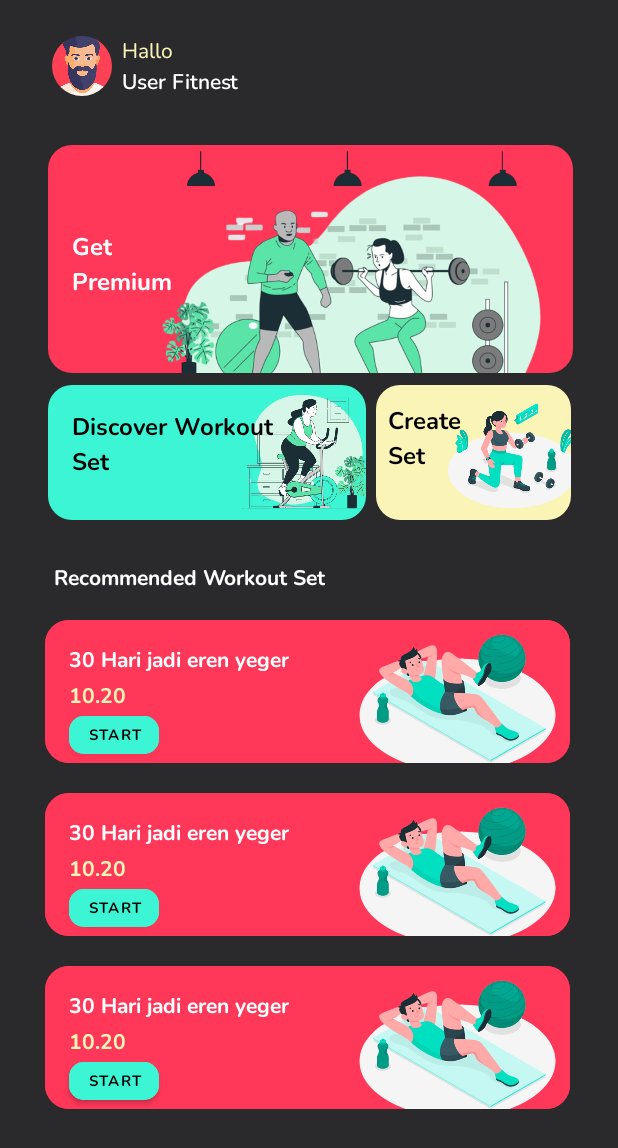
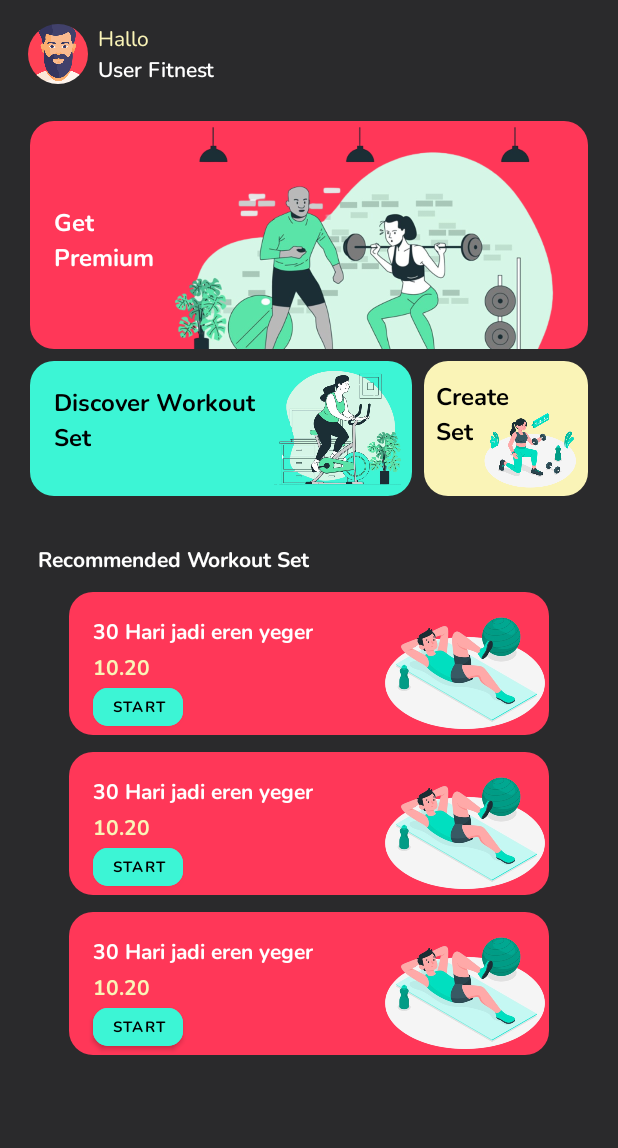
Before and after one commit to FitNest-AI/Mobile-Development-App, an Android app: the layout fragment_home.xml on its own in the app's theme, with its tools: preview values and no code run, on a phone screen of 412 x 824 dp. Shown: the top 1148 px of the screen. Run offline under Robolectric (Android 15) with nearby library versions, the phone set to English and light mode, and no system bars.

Commit message:
Update Camera

```diff
--- a/app/build.gradle.kts
+++ b/app/build.gradle.kts
@@ -72,6 +72,8 @@ dependencies {
     implementation("androidx.camera:camera-camera2:1.3.0")
     implementation("androidx.camera:camera-lifecycle:1.3.0")
     implementation("androidx.camera:camera-view:1.4.0-alpha02")
+    implementation ("androidx.camera:camera-view:1.3.0")
+
 
     implementation ("androidx.lifecycle:lifecycle-viewmodel-ktx:2.6.2")
     implementation("androidx.recyclerview:recyclerview:1.3.1")
--- a/app/src/main/java/com/example/fitnestapp/ui/camera/CameraActivity.kt
+++ b/app/src/main/java/com/example/fitnestapp/ui/camera/CameraActivity.kt
@@ -6,12 +6,14 @@ import android.content.Context
 import android.content.pm.PackageManager
 import android.graphics.*
 import android.hardware.camera2.CameraCaptureSession
+import android.hardware.camera2.CameraCharacteristics
 import android.hardware.camera2.CameraDevice
 import android.hardware.camera2.CameraManager
 import android.os.Bundle
 import android.os.Handler
 import android.os.HandlerThread
 import android.util.Log
+import android.util.Size
 import android.view.Surface
 import android.view.TextureView
 import android.widget.ImageView
@@ -128,8 +130,8 @@ class CameraActivity : AppCompatActivity() {
             cameraManager.cameraIdList[0],
             object : CameraDevice.StateCallback() {
                 override fun onOpened(p0: CameraDevice) {
-                    var captureRequest = p0.createCaptureRequest(CameraDevice.TEMPLATE_PREVIEW)
-                    var surface = Surface(textureView.surfaceTexture)
+                    val captureRequest = p0.createCaptureRequest(CameraDevice.TEMPLATE_PREVIEW)
+                    val surface = Surface(textureView.surfaceTexture)
                     captureRequest.addTarget(surface)
                     p0.createCaptureSession(
                         listOf(surface),
--- a/app/src/main/java/com/example/fitnestapp/ui/workoutlist/WorkoutListActivity.kt
+++ /dev/null
@@ -1,12 +0,0 @@
-package com.example.fitnestapp.ui.workoutlist
-
-import androidx.appcompat.app.AppCompatActivity
-import android.os.Bundle
-import com.example.fitnestapp.R
-
-class WorkoutListActivity : AppCompatActivity() {
-    override fun onCreate(savedInstanceState: Bundle?) {
-        super.onCreate(savedInstanceState)
-        setContentView(R.layout.activity_workout_list)
-    }
-}
--- a/app/src/main/res/layout/activity_camera.xml
+++ b/app/src/main/res/layout/activity_camera.xml
@@ -10,7 +10,9 @@
     <TextureView
         android:id="@+id/textureView"
         android:layout_width="match_parent"
-        android:layout_height="match_parent" />
+        android:layout_height="match_parent"
+        tools:layout_editor_absoluteX="5dp"
+        tools:layout_editor_absoluteY="41dp" />
 
     <ImageView
         android:id="@+id/imageView"
--- a/app/src/main/res/layout/activity_workout_list.xml
+++ /dev/null
@@ -1,22 +0,0 @@
-<?xml version="1.0" encoding="utf-8"?>
-<androidx.constraintlayout.widget.ConstraintLayout xmlns:android="http://schemas.android.com/apk/res/android"
-    xmlns:app="http://schemas.android.com/apk/res-auto"
-    xmlns:tools="http://schemas.android.com/tools"
-    android:layout_width="match_parent"
-    android:layout_height="match_parent"
-    android:background="@color/grey"
-    tools:context=".ui.workoutlist.WorkoutListActivity">
-
-    <androidx.constraintlayout.widget.ConstraintLayout
-        android:layout_width="410dp"
-        android:layout_height="592dp"
-        android:background="@drawable/background_shape"
-        android:backgroundTint="@color/agakgrey"
-        app:layout_constraintBottom_toBottomOf="parent"
-        app:layout_constraintEnd_toEndOf="parent"
-        app:layout_constraintStart_toStartOf="parent">
-
-
-    </androidx.constraintlayout.widget.ConstraintLayout>
-
-</androidx.constraintlayout.widget.ConstraintLayout>
--- a/app/src/main/res/layout/fragment_home.xml
+++ b/app/src/main/res/layout/fragment_home.xml
@@ -8,24 +8,67 @@
     android:background="#2A2A2C"
     tools:context=".ui.home.HomeFragment">
 
+    <de.hdodenhof.circleimageview.CircleImageView
+        android:id="@+id/circleImageView"
+        android:layout_width="45dp"
+        android:layout_height="40dp"
+        android:layout_marginStart="16dp"
+        android:layout_marginTop="16dp"
+        android:src="@drawable/user"
+        app:layout_constraintStart_toStartOf="parent"
+        app:layout_constraintTop_toTopOf="parent" />
+
+    <TextView
+        android:id="@+id/textView11"
+        android:layout_width="wrap_content"
+        android:layout_height="wrap_content"
+        android:layout_marginStart="4dp"
+        android:layout_marginTop="16dp"
+        android:fontFamily="@font/nunito_regular"
+        android:text="Hallo"
+        android:textColor="@color/yellow"
+        app:layout_constraintStart_toEndOf="@+id/circleImageView"
+        app:layout_constraintTop_toTopOf="parent" />
+
+    <TextView
+        android:id="@+id/textView4"
+        android:layout_width="wrap_content"
+        android:layout_height="wrap_content"
+        android:fontFamily="@font/nunito_semibold"
+        android:text="User Fitnest"
+        android:textColor="@color/white"
+        android:textStyle="bold"
+        app:layout_constraintEnd_toEndOf="parent"
+        app:layout_constraintHorizontal_bias="0.014"
+        app:layout_constraintStart_toEndOf="@+id/circleImageView"
+        app:layout_constraintTop_toBottomOf="@+id/textView11" />
+
+    <androidx.constraintlayout.widget.ConstraintLayout
+        android:id="@+id/constraintLayout4"
+        android:layout_width="match_parent"
+        android:layout_height="wrap_content"
+        android:layout_marginStart="20dp"
+        android:layout_marginTop="24dp"
+        android:layout_marginEnd="20dp"
+        app:layout_constraintEnd_toEndOf="parent"
+        app:layout_constraintStart_toStartOf="parent"
+        app:layout_constraintTop_toBottomOf="@+id/textView4">
+
         <androidx.constraintlayout.widget.ConstraintLayout
             android:id="@+id/layout_banner"
-        android:layout_width="350dp"
+            android:layout_width="match_parent"
             android:layout_height="152dp"
-        android:layout_marginStart="31dp"
-        android:layout_marginTop="32dp"
-        android:layout_marginEnd="30dp"
             android:background="@drawable/rounded_background"
             android:backgroundTint="@color/red"
             app:layout_constraintEnd_toEndOf="parent"
             app:layout_constraintStart_toStartOf="parent"
-        app:layout_constraintTop_toBottomOf="@+id/textView4">
+            app:layout_constraintTop_toTopOf="parent">
 
             <ImageView
                 android:id="@+id/imageView2"
-            android:layout_width="353dp"
+                android:layout_width="match_parent"
                 android:layout_height="175dp"
-            android:layout_marginStart="24dp"
+                android:layout_marginStart="70dp"
                 android:layout_marginTop="2dp"
                 app:layout_constraintEnd_toEndOf="parent"
                 app:layout_constraintHorizontal_bias="0.0"
@@ -61,74 +104,29 @@
                 app:layout_constraintTop_toTopOf="parent" />
         </androidx.constraintlayout.widget.ConstraintLayout>
 
-    <androidx.constraintlayout.widget.ConstraintLayout
-        android:id="@+id/layout_create_set"
-        android:layout_width="130dp"
-        android:layout_height="90dp"
-        android:layout_marginTop="8dp"
-        android:layout_marginEnd="31dp"
-        android:background="@drawable/rounded_background"
-        android:backgroundTint="@color/yellow"
+        <LinearLayout
+            android:id="@+id/linearLayout"
+            android:layout_width="match_parent"
+            android:layout_height="wrap_content"
+            android:orientation="horizontal"
             app:layout_constraintEnd_toEndOf="parent"
+            app:layout_constraintStart_toStartOf="parent"
             app:layout_constraintTop_toBottomOf="@+id/layout_banner">
-
-
-        <ImageView
-            android:id="@+id/imageView5"
-            android:layout_width="133dp"
-            android:layout_height="90dp"
-            android:layout_marginStart="24dp"
-            android:layout_marginTop="16dp"
-            app:layout_constraintBottom_toBottomOf="parent"
-            app:layout_constraintStart_toStartOf="parent"
-            app:layout_constraintTop_toTopOf="parent"
-            app:layout_constraintVertical_bias="1.0"
-            app:srcCompat="@drawable/create_set_image" />
-
-        <TextView
-            android:id="@+id/textView7"
-            android:layout_width="wrap_content"
-            android:layout_height="wrap_content"
-            android:layout_marginStart="8dp"
-            android:layout_marginTop="12dp"
-            android:fontFamily="@font/nunito_extrabold"
-            android:text="Create"
-            android:textColor="@color/black"
-            android:textSize="16sp"
-            app:layout_constraintStart_toStartOf="parent"
-            app:layout_constraintTop_toTopOf="parent" />
-
-        <TextView
-            android:id="@+id/textView8"
-            android:layout_width="wrap_content"
-            android:layout_height="wrap_content"
-            android:layout_marginStart="8dp"
-            android:fontFamily="@font/nunito_extrabold"
-            android:text="Set"
-            android:textColor="@color/black"
-            android:textSize="16sp"
-            app:layout_constraintStart_toStartOf="parent"
-            app:layout_constraintTop_toBottomOf="@+id/textView7" />
-
-
-    </androidx.constraintlayout.widget.ConstraintLayout>
 
             <androidx.constraintlayout.widget.ConstraintLayout
                 android:id="@+id/layout_discover"
-        android:layout_width="212dp"
+                android:layout_width="0dp"
                 android:layout_height="90dp"
-        android:layout_marginStart="32dp"
                 android:layout_marginTop="8dp"
+                android:layout_weight="0.7"
                 android:background="@drawable/rounded_background"
-        android:backgroundTint="@color/greeen"
-        app:layout_constraintStart_toStartOf="parent"
-        app:layout_constraintTop_toBottomOf="@+id/layout_banner">
+                android:backgroundTint="@color/greeen">
 
                 <ImageView
                     android:id="@+id/imageView4"
-            android:layout_width="190dp"
+                    android:layout_width="100dp"
                     android:layout_height="92dp"
-            android:layout_marginStart="16dp"
+                    android:layout_marginStart="5dp"
                     app:layout_constraintEnd_toEndOf="parent"
                     app:layout_constraintHorizontal_bias="0.624"
                     app:layout_constraintStart_toEndOf="@+id/textView5"
@@ -163,63 +161,81 @@
 
             </androidx.constraintlayout.widget.ConstraintLayout>
 
+            <androidx.constraintlayout.widget.ConstraintLayout
+                android:id="@+id/layout_create_set"
+                android:layout_width="0dp"
+                android:layout_height="90dp"
+                android:layout_marginStart="8dp"
+                android:layout_marginTop="8dp"
+                android:layout_marginEnd="0dp"
+                android:layout_weight="0.3"
+                android:background="@drawable/rounded_background"
+                android:backgroundTint="@color/yellow">
+
+
+                <ImageView
+                    android:id="@+id/imageView5"
+                    android:layout_width="match_parent"
+                    android:layout_height="match_parent"
+                    android:layout_marginStart="32dp"
+                    android:layout_marginTop="26dp"
+                    app:layout_constraintBottom_toBottomOf="parent"
+                    app:layout_constraintStart_toStartOf="parent"
+                    app:layout_constraintTop_toTopOf="parent"
+                    app:layout_constraintVertical_bias="1.0"
+                    app:srcCompat="@drawable/create_set_image" />
+
+                <TextView
+                    android:id="@+id/textView7"
+                    android:layout_width="wrap_content"
+                    android:layout_height="wrap_content"
+                    android:layout_marginStart="8dp"
+                    android:layout_marginTop="12dp"
+                    android:fontFamily="@font/nunito_extrabold"
+                    android:text="Create"
+                    android:textColor="@color/black"
+                    android:textSize="16sp"
+                    app:layout_constraintStart_toStartOf="parent"
+                    app:layout_constraintTop_toTopOf="parent" />
+
+                <TextView
+                    android:id="@+id/textView8"
+                    android:layout_width="wrap_content"
+                    android:layout_height="wrap_content"
+                    android:layout_marginStart="8dp"
+                    android:fontFamily="@font/nunito_extrabold"
+                    android:text="Set"
+                    android:textColor="@color/black"
+                    android:textSize="16sp"
+                    app:layout_constraintStart_toStartOf="parent"
+                    app:layout_constraintTop_toBottomOf="@+id/textView7" />
+
+
+            </androidx.constraintlayout.widget.ConstraintLayout>
+        </LinearLayout>
+
+    </androidx.constraintlayout.widget.ConstraintLayout>
+
 
     <TextView
         android:id="@+id/textView3"
         android:layout_width="wrap_content"
         android:layout_height="wrap_content"
-        android:layout_marginStart="36dp"
-        android:layout_marginTop="28dp"
+        android:layout_marginStart="25dp"
+        android:layout_marginTop="32dp"
         android:fontFamily="@font/nunito_extrabold"
         android:text="Recommended Workout Set"
         android:textColor="@color/white"
         android:textStyle="bold"
         app:layout_constraintStart_toStartOf="parent"
-        app:layout_constraintTop_toBottomOf="@+id/layout_discover" />
-
-    <de.hdodenhof.circleimageview.CircleImageView
-        android:id="@+id/circleImageView"
-        android:layout_width="45dp"
-        android:layout_height="40dp"
-        android:layout_marginStart="32dp"
-        android:layout_marginTop="12dp"
-        android:src="@drawable/user"
-        app:layout_constraintBottom_toTopOf="@+id/layout_banner"
-        app:layout_constraintStart_toStartOf="parent"
-        app:layout_constraintTop_toTopOf="parent"
-        app:layout_constraintVertical_bias="0.272" />
-
-    <TextView
-        android:id="@+id/textView11"
-        android:layout_width="wrap_content"
-        android:layout_height="wrap_content"
-        android:layout_marginStart="4dp"
-        android:layout_marginTop="24dp"
-        android:fontFamily="@font/nunito_regular"
-        android:text="Hallo"
-        android:textColor="@color/yellow"
-        app:layout_constraintStart_toEndOf="@+id/circleImageView"
-        app:layout_constraintTop_toTopOf="parent" />
-
-    <TextView
-        android:id="@+id/textView4"
-        android:layout_width="wrap_content"
-        android:layout_height="wrap_content"
-        android:layout_marginEnd="200dp"
-        android:fontFamily="@font/nunito_semibold"
-        android:text="User Fitnest"
-        android:textColor="@color/white"
-        android:textStyle="bold"
-        app:layout_constraintEnd_toEndOf="parent"
-        app:layout_constraintHorizontal_bias="0.067"
-        app:layout_constraintStart_toEndOf="@+id/circleImageView"
-        app:layout_constraintTop_toBottomOf="@+id/textView11" />
+        app:layout_constraintTop_toBottomOf="@+id/constraintLayout4" />
 
     <androidx.recyclerview.widget.RecyclerView
         android:id="@+id/rv_main"
-        android:layout_width="409dp"
+        android:layout_width="match_parent"
         android:layout_height="353dp"
-        android:layout_marginTop="8dp"
+        android:layout_marginTop="3dp"
+        app:layout_constraintEnd_toEndOf="parent"
         app:layout_constraintStart_toStartOf="parent"
         app:layout_constraintTop_toBottomOf="@+id/textView3"
         tools:listitem="@layout/set_item" />
--- a/app/src/main/res/layout/fragment_workout_list.xml
+++ b/app/src/main/res/layout/fragment_workout_list.xml
@@ -13,14 +13,16 @@
         android:layout_width="0dp"
         android:layout_height="wrap_content"
         android:layout_margin="12dp"
+        android:layout_marginStart="20dp"
+        android:layout_marginEnd="20dp"
         android:background="@drawable/search_bg"
+        android:focusable="false"
+        app:iconifiedByDefault="false"
         app:layout_constraintEnd_toEndOf="parent"
         app:layout_constraintStart_toStartOf="parent"
         app:layout_constraintTop_toTopOf="parent"
-        app:iconifiedByDefault="false"
         app:queryHint="Search"
-        app:searchHintIcon="@null"
-        android:focusable="false"/>
+        app:searchHintIcon="@null" />
 
     <Button
         android:id="@+id/button"
@@ -39,14 +41,13 @@
         android:id="@+id/rv_WorkoutList"
         android:layout_width="wrap_content"
         android:layout_height="wrap_content"
-        android:layout_marginStart="12dp"
         android:layout_marginTop="2dp"
-        android:layout_marginEnd="11dp"
         android:padding="20dp"
         app:layout_constraintEnd_toEndOf="parent"
         app:layout_constraintHorizontal_bias="0.517"
         app:layout_constraintStart_toStartOf="parent"
-        app:layout_constraintTop_toBottomOf="@+id/button" />
+        app:layout_constraintTop_toBottomOf="@+id/button"
+        tools:listitem="@layout/set_item" />
 
 
 </androidx.constraintlayout.widget.ConstraintLayout>
--- a/app/src/main/res/layout/set_item.xml
+++ b/app/src/main/res/layout/set_item.xml
@@ -2,12 +2,14 @@
 <androidx.constraintlayout.widget.ConstraintLayout xmlns:android="http://schemas.android.com/apk/res/android"
     xmlns:app="http://schemas.android.com/apk/res-auto"
     android:layout_width="match_parent"
-    android:layout_height="wrap_content"
-    android:padding="10dp">
+    android:layout_height="wrap_content">
 
     <androidx.constraintlayout.widget.ConstraintLayout
-        android:layout_width="350dp"
+        android:layout_width="320dp"
         android:layout_height="95dp"
+        android:layout_marginTop="8dp"
+        android:layout_marginBottom="3dp"
+        android:layout_weight="0.8"
         android:background="@drawable/rounded_background"
         android:backgroundTint="@color/red"
         app:layout_constraintBottom_toBottomOf="parent"
@@ -15,16 +17,15 @@
         app:layout_constraintStart_toStartOf="parent"
         app:layout_constraintTop_toTopOf="parent">
 
-        <androidx.constraintlayout.widget.ConstraintLayout
-            android:id="@+id/setContainer"
-            android:layout_width="350dp"
-            android:layout_height="95dp"
-            android:background="@drawable/rounded_background"
-            android:backgroundTint="@color/red"
+        <ImageView
+            android:id="@+id/img_set"
+            android:layout_width="match_parent"
+            android:layout_height="137dp"
+            android:layout_marginStart="208dp"
             app:layout_constraintBottom_toBottomOf="parent"
-            app:layout_constraintEnd_toEndOf="parent"
             app:layout_constraintStart_toStartOf="parent"
-            app:layout_constraintTop_toTopOf="parent">
+            app:layout_constraintTop_toTopOf="parent"
+            app:srcCompat="@drawable/set_image3" />
 
         <TextView
             android:id="@+id/tv_set_name"
@@ -73,21 +74,7 @@
             app:layout_constraintStart_toStartOf="parent"
             app:layout_constraintTop_toBottomOf="@+id/tv_set_time" />
 
-            <ImageView
-                android:id="@+id/img_set"
-                android:layout_width="254dp"
-                android:layout_height="137dp"
-                android:layout_marginStart="148dp"
-                app:layout_constraintBottom_toBottomOf="parent"
-                app:layout_constraintStart_toStartOf="parent"
-                app:layout_constraintTop_toTopOf="parent"
-                app:srcCompat="@drawable/set_image3" />
-
-        </androidx.constraintlayout.widget.ConstraintLayout>
-
     </androidx.constraintlayout.widget.ConstraintLayout>
 
 
-
-
 </androidx.constraintlayout.widget.ConstraintLayout>
```
Lines whose indentation alone changed are shown as unchanged.
